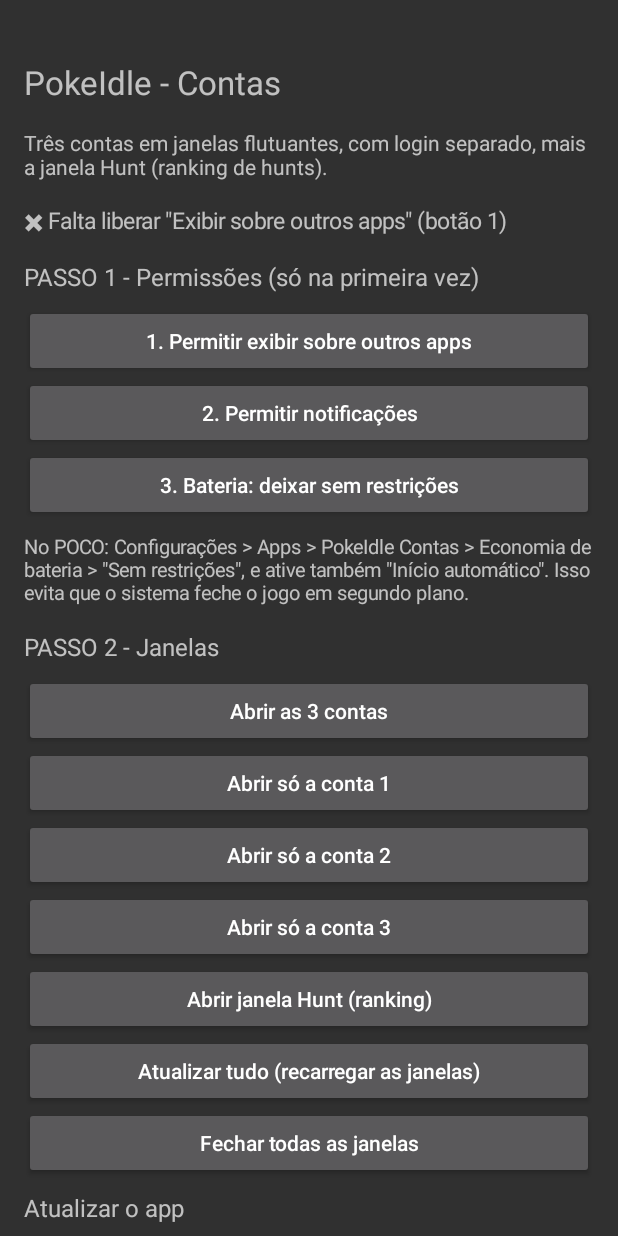
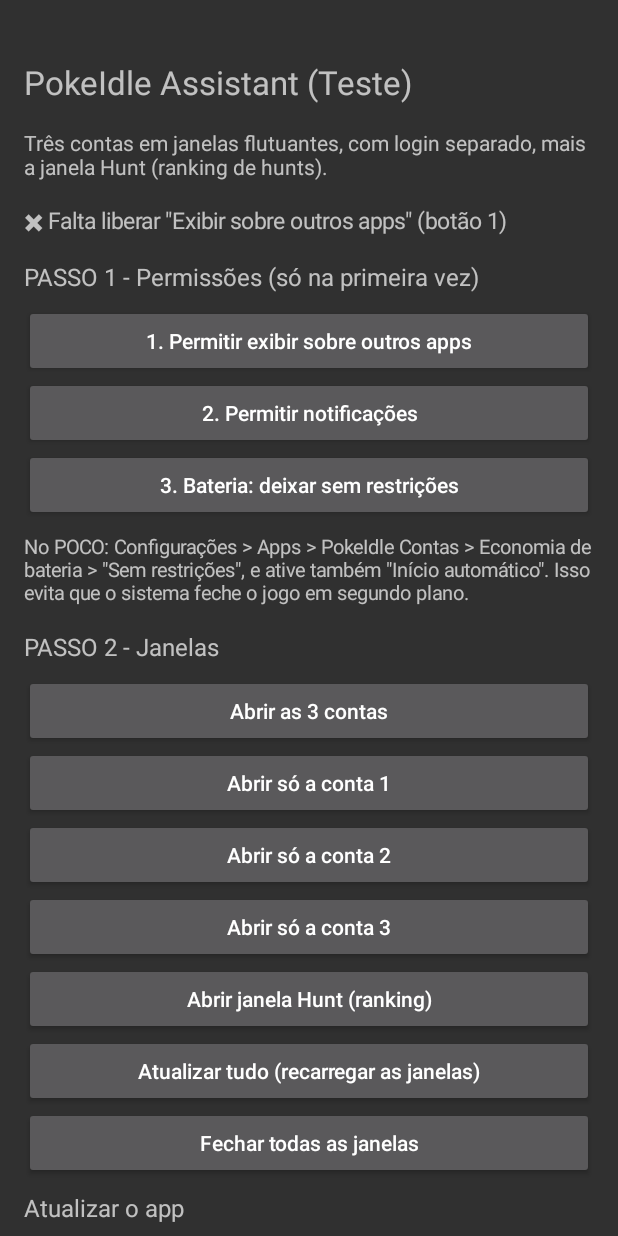
Before and after one commit to pachola2020/vitor-vitor, an Android app: the screen it shows after launch (MainActivity), on a phone screen of 412 x 824 dp. Run offline under Robolectric (Android 15) with nearby library versions, the phone set to English and light mode, and no system bars.

Commit message:
Fix: corrigir link de versões e identificar APK de teste

```diff
--- a/app/src/main/java/com/duascontas/pokeidle/MainActivity.kt
+++ b/app/src/main/java/com/duascontas/pokeidle/MainActivity.kt
@@ -18,7 +18,7 @@ class MainActivity : Activity() {
 
     companion object {
         // Página onde ficam as versões novas do app (confira se o nome do repositório está certo)
-        const val RELEASES_URL = "https://github.com/pachola2020/pokeidle-contas/releases"
+        const val RELEASES_URL = "https://github.com/pachola2020/vitor-vitor/releases"
     }
 
     private lateinit var status: TextView
@@ -32,7 +32,7 @@ class MainActivity : Activity() {
             setPadding(pad, pad * 2, pad, pad)
         }
 
-        col.addView(text("PokeIdle - Contas", 22f))
+        col.addView(text("PokeIdle Assistant (Teste)", 22f))
         col.addView(text("Três contas em janelas flutuantes, com login separado, mais a janela Hunt (ranking de hunts).", 14f))
 
         status = text("", 15f)
```
